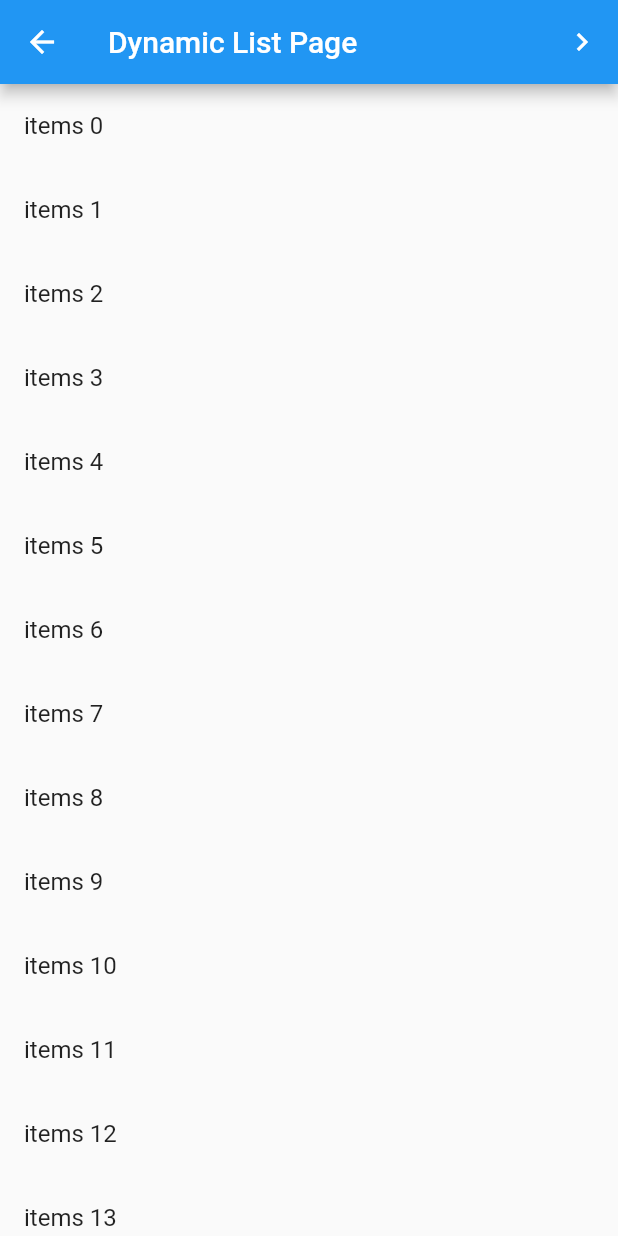
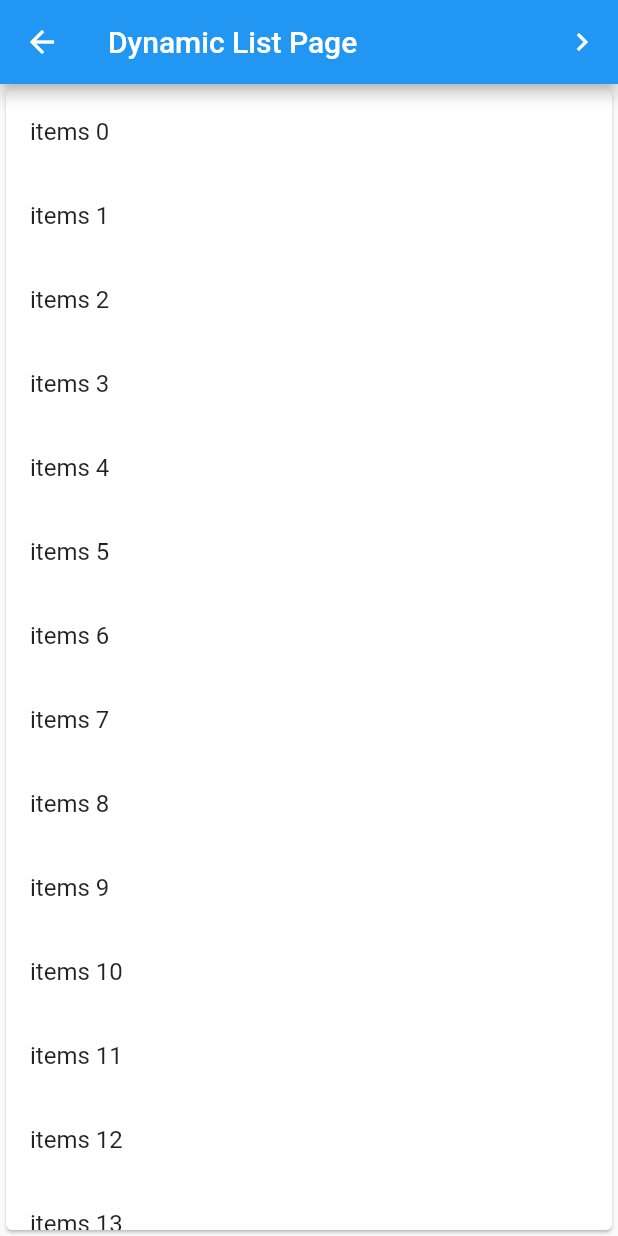
Before and after one commit to artnalyze/flutter_itg_listview, a Flutter app: the DynamicListPage screen opened directly, on a phone screen of 412 x 824 dp. Run offline on Flutter 3.47's test engine with Material 2 defaults, Android fonts, the phone set to English and light mode, and no system bars.

Commit message:
update list

```diff
--- a/lib/screens/dynamic_list.dart
+++ b/lib/screens/dynamic_list.dart
@@ -8,7 +8,6 @@ class DynamicListPage extends StatefulWidget {
 }
 
 class _DynamicListPageState extends State<DynamicListPage> {
-
   final items = List<String>.generate(100, (index) => "items $index");
 
   @override
@@ -23,15 +22,15 @@ class _DynamicListPageState extends State<DynamicListPage> {
             )
           ],
         ),
-        body: ListView.builder(
+        body: Card(
+          child: ListView.builder(
               itemCount: items.length,
               itemBuilder: (context, index) {
                 return ListTile(
                   title: Text("${items[index]}"),
                   onTap: () {},
                 );
-          }
-        )
-    );
+              }),
+        ));
   }
 }
```
Lines whose indentation alone changed are shown as unchanged.
